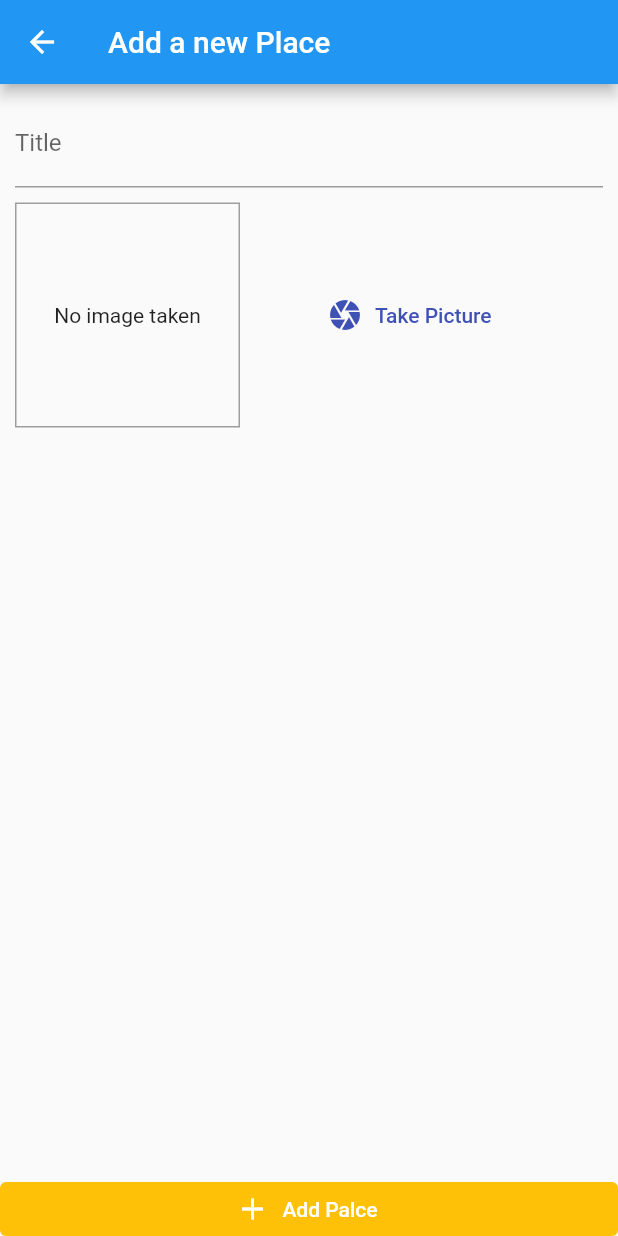
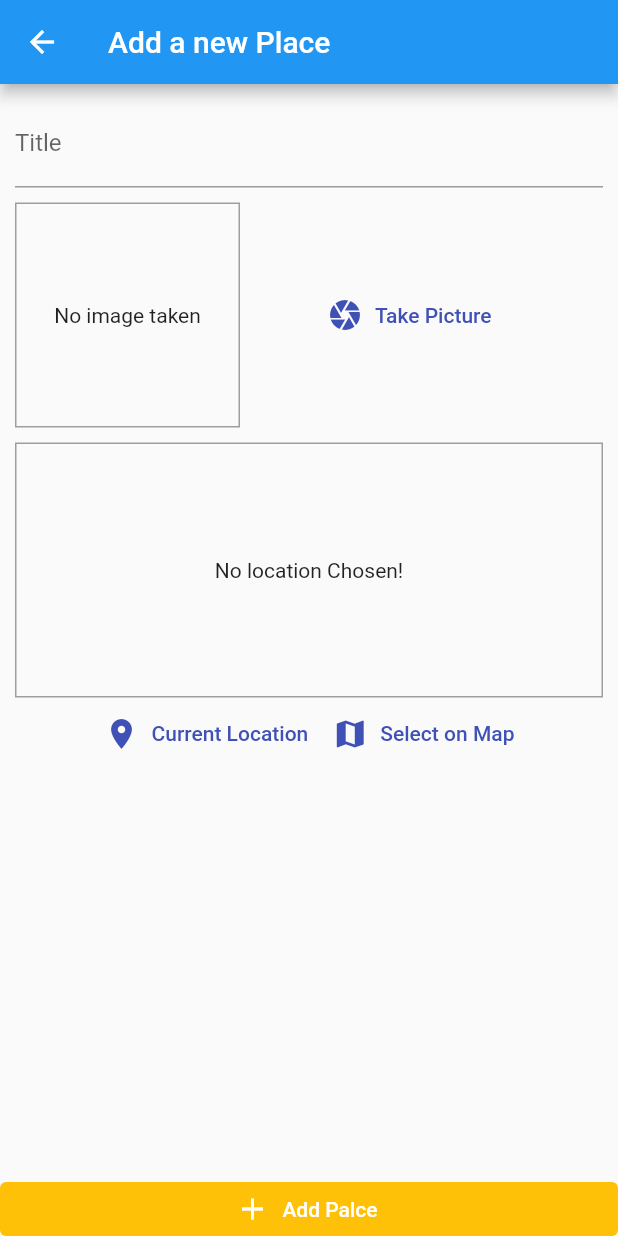
Before and after one commit to Umang2510/Explore, a Flutter app: the AddPalceScreen screen opened by its route, on a phone screen of 412 x 824 dp. Run offline on Flutter 3.47's test engine with Material 2 defaults, Android fonts, the phone set to English and light mode, and no system bars; our stand-ins replace image_picker, sqflite; missing offline and left inert: dart:ffi; accounts and stored records are empty.

Commit message:
sec-13 305. Adding a Location input & Package

```diff
--- a/lib/Screens/add_place_screen.dart
+++ b/lib/Screens/add_place_screen.dart
@@ -6,6 +6,7 @@ import 'package:provider/provider.dart';
 
 import '../widgets/image_input.dart';
 import '../providers/great_places.dart';
+import '../widgets/location_input.dart';
 
 class AddPalceScreen extends StatefulWidget {
   const AddPalceScreen({super.key});
@@ -58,6 +59,10 @@ class _AddPalceScreenState extends State<AddPalceScreen> {
                       height: 10,
                     ),
                     ImageInput(_selectImage),
+                    const SizedBox(
+                      height: 10,
+                    ),
+                    LocationInput(),
                   ],
                 ),
               ),
--- /dev/null
+++ b/lib/widgets/location_input.dart
@@ -0,0 +1,57 @@
+import 'package:flutter/material.dart';
+
+class LocationInput extends StatefulWidget {
+  const LocationInput({super.key});
+
+  @override
+  State<LocationInput> createState() => _LocationInputState();
+}
+
+class _LocationInputState extends State<LocationInput> {
+  String? _previewImageUrl;
+
+  @override
+  Widget build(BuildContext context) {
+    return Column(
+      children: <Widget>[
+        Container(
+          height: 170,
+          width: double.infinity,
+          alignment: Alignment.center,
+          decoration: BoxDecoration(
+            border: Border.all(width: 1, color: Colors.grey),
+          ),
+          child: _previewImageUrl == null
+              ? const Text(
+                  'No location Chosen!',
+                  textAlign: TextAlign.center,
+                )
+              : Image.network(
+                  _previewImageUrl!,
+                  fit: BoxFit.cover,
+                  width: double.infinity,
+                ),
+        ),
+        Row(
+          mainAxisAlignment: MainAxisAlignment.center,
+          children: <Widget>[
+            TextButton.icon(
+              onPressed: () {},
+              icon: const Icon(Icons.location_on),
+              label: const Text('Current Location'),
+              style: TextButton.styleFrom(
+                  foregroundColor: Theme.of(context).primaryColor),
+            ),
+            TextButton.icon(
+              onPressed: () {},
+              icon: const Icon(Icons.map),
+              label: const Text('Select on Map'),
+              style: TextButton.styleFrom(
+                  foregroundColor: Theme.of(context).primaryColor),
+            ),
+          ],
+        )
+      ],
+    );
+  }
+}
--- a/pubspec.yaml
+++ b/pubspec.yaml
@@ -36,6 +36,7 @@ dependencies:
   path_provider: ^2.0.11
   path: ^1.8.2
   sqflite: ^2.2.3
+  location: ^4.4.0
 
 
   # The following adds the Cupertino Icons font to your application.
```
Also changed, not shown: pubspec.lock, 3 other files.
